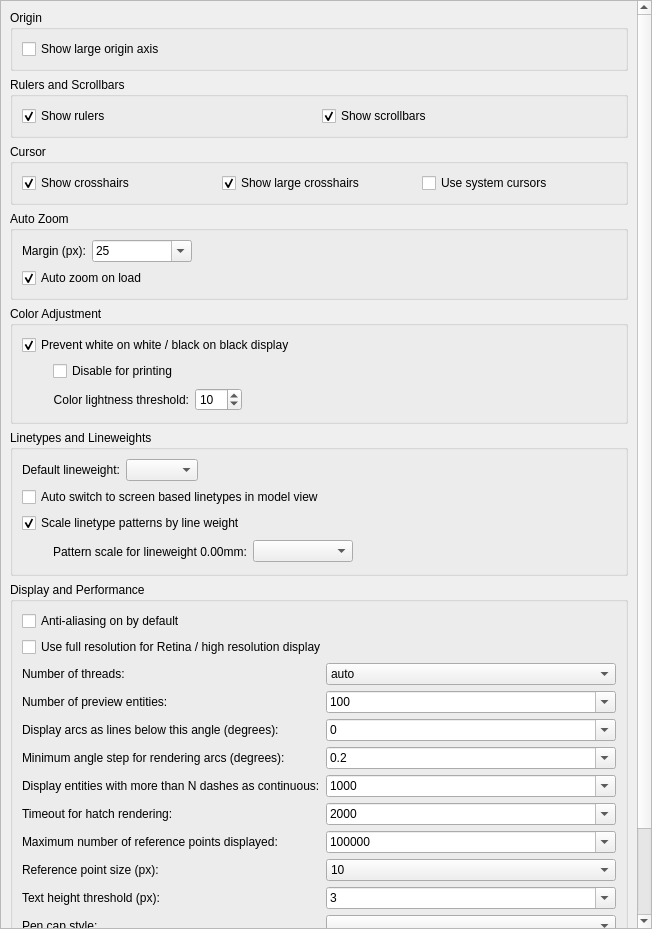
Old version of the form scripts/Edit/AppPreferences/GraphicsViewPreferences/PreferencesPage.ui in the repository qcad/qcad.
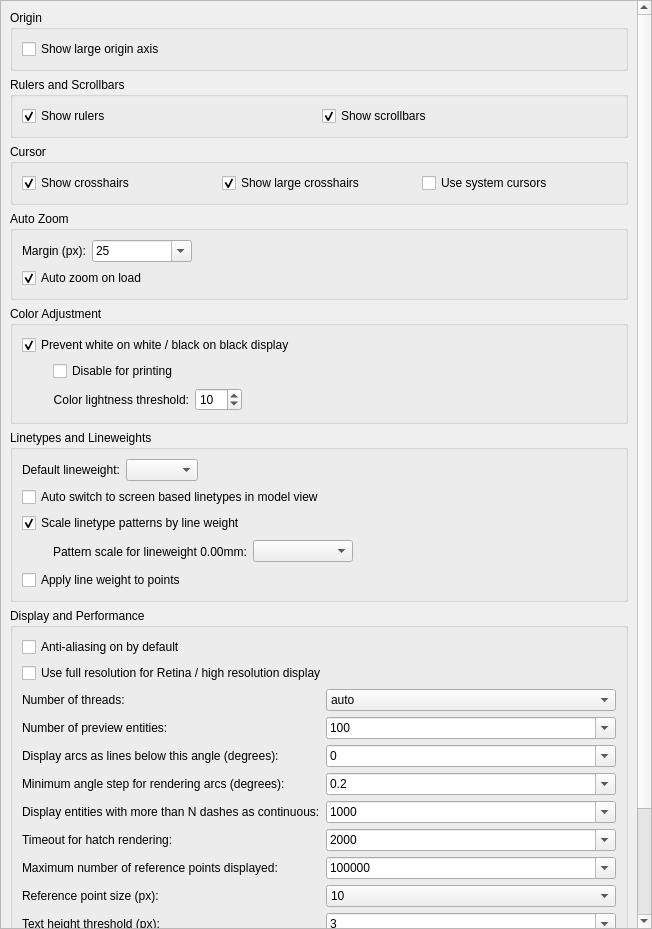
New version of the form. Custom widgets are drawn as their Qt base class.

Commit message: add preference to apply the line weight to point entities

The edit to the form file:
```diff
--- a/scripts/Edit/AppPreferences/GraphicsViewPreferences/PreferencesPage.ui
+++ b/scripts/Edit/AppPreferences/GraphicsViewPreferences/PreferencesPage.ui
@@ -22,7 +22,7 @@
      <x>0</x>
      <y>0</y>
      <width>635</width>
-     <height>1109</height>
+     <height>1132</height>
     </rect>
    </property>
    <layout class="QVBoxLayout" name="verticalLayout_2">
@@ -400,6 +400,13 @@
          </item>
         </layout>
        </item>
+       <item>
+        <widget class="QCheckBox" name="ApplyLineweightToPoints">
+         <property name="text">
+          <string>Apply line weight to points</string>
+         </property>
+        </widget>
+       </item>
       </layout>
      </widget>
     </item>
```
The commit also changes 3 other files.
